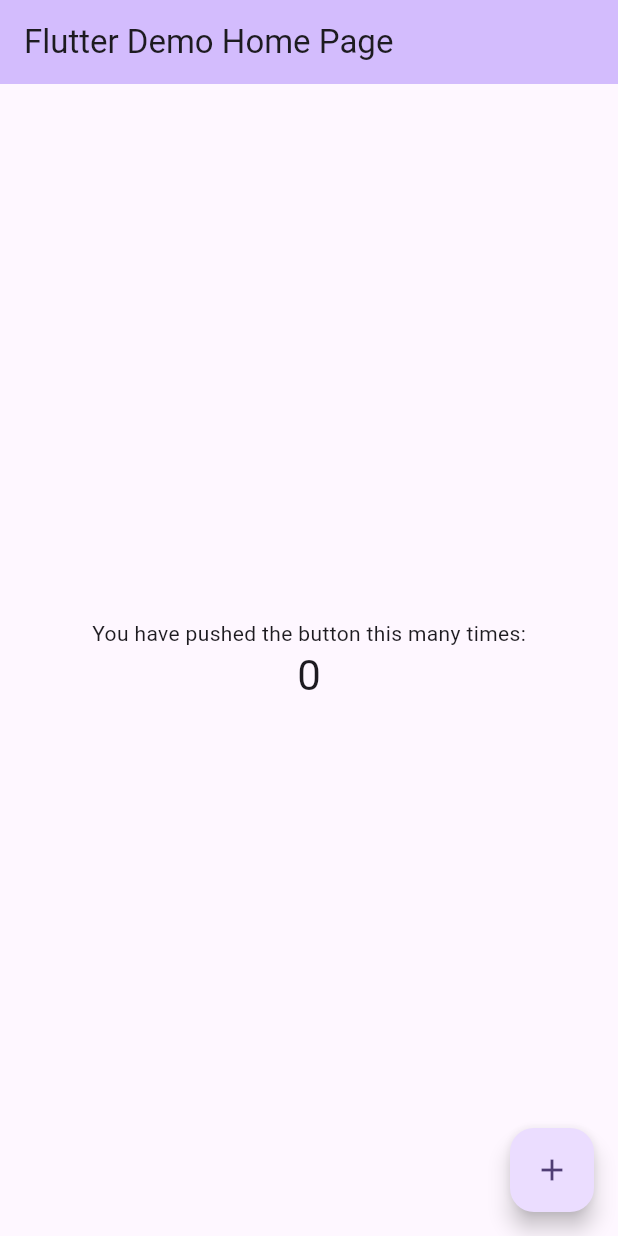
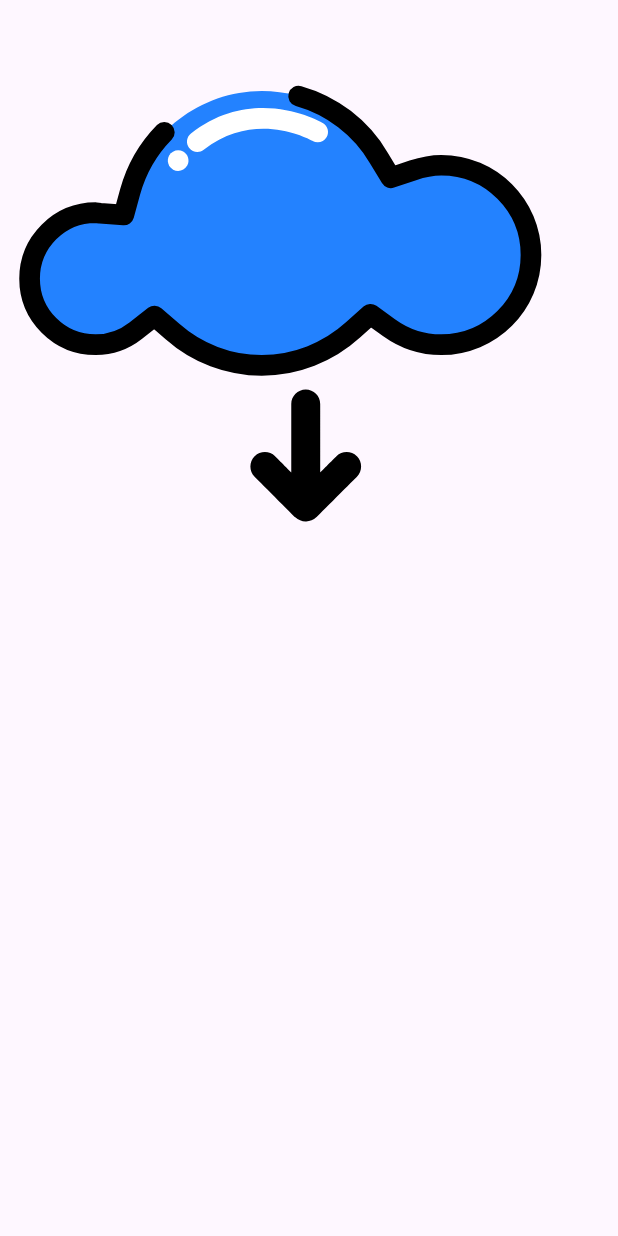
Before and after one commit to Ridley7/HyHFlutter, a Flutter app: the screen it shows after launch, on a phone screen of 412 x 824 dp. Run offline on Flutter 3.47's test engine with Material 2 defaults, Android fonts, the phone set to English and light mode, and no system bars; our stand-ins replace lottie.

Commit message:
Animacion en Lottie añadida a Splash Screen

```diff
--- a/lib/main.dart
+++ b/lib/main.dart
@@ -1,4 +1,5 @@
 import 'package:flutter/material.dart';
+import 'package:hiberus_university/pages/SplashScreen.dart';
 
 void main() {
   runApp(const MyApp());
@@ -11,115 +12,12 @@ class MyApp extends StatelessWidget {
   @override
   Widget build(BuildContext context) {
     return MaterialApp(
-      title: 'Flutter Demo',
+      title: 'Hiberus University',
       theme: ThemeData(
-        // This is the theme of your application.
-        //
-        // TRY THIS: Try running your application with "flutter run". You'll see
-        // the application has a blue toolbar. Then, without quitting the app,
-        // try changing the seedColor in the colorScheme below to Colors.green
-        // and then invoke "hot reload" (save your changes or press the "hot
-        // reload" button in a Flutter-supported IDE, or press "r" if you used
-        // the command line to start the app).
-        //
-        // Notice that the counter didn't reset back to zero; the application
-        // state is not lost during the reload. To reset the state, use hot
-        // restart instead.
-        //
-        // This works for code too, not just values: Most code changes can be
-        // tested with just a hot reload.
         colorScheme: ColorScheme.fromSeed(seedColor: Colors.deepPurple),
         useMaterial3: true,
       ),
-      home: const MyHomePage(title: 'Flutter Demo Home Page'),
+      home: SplashScreen()
     );
   }
 }
-
-class MyHomePage extends StatefulWidget {
-  const MyHomePage({super.key, required this.title});
-
-  // This widget is the home page of your application. It is stateful, meaning
-  // that it has a State object (defined below) that contains fields that affect
-  // how it looks.
-
-  // This class is the configuration for the state. It holds the values (in this
-  // case the title) provided by the parent (in this case the App widget) and
-  // used by the build method of the State. Fields in a Widget subclass are
-  // always marked "final".
-
-  final String title;
-
-  @override
-  State<MyHomePage> createState() => _MyHomePageState();
-}
-
-class _MyHomePageState extends State<MyHomePage> {
-  int _counter = 0;
-
-  void _incrementCounter() {
-    setState(() {
-      // This call to setState tells the Flutter framework that something has
-      // changed in this State, which causes it to rerun the build method below
-      // so that the display can reflect the updated values. If we changed
-      // _counter without calling setState(), then the build method would not be
-      // called again, and so nothing would appear to happen.
-      _counter++;
-    });
-  }
-
-  @override
-  Widget build(BuildContext context) {
-    // This method is rerun every time setState is called, for instance as done
-    // by the _incrementCounter method above.
-    //
-    // The Flutter framework has been optimized to make rerunning build methods
-    // fast, so that you can just rebuild anything that needs updating rather
-    // than having to individually change instances of widgets.
-    return Scaffold(
-      appBar: AppBar(
-        // TRY THIS: Try changing the color here to a specific color (to
-        // Colors.amber, perhaps?) and trigger a hot reload to see the AppBar
-        // change color while the other colors stay the same.
-        backgroundColor: Theme.of(context).colorScheme.inversePrimary,
-        // Here we take the value from the MyHomePage object that was created by
-        // the App.build method, and use it to set our appbar title.
-        title: Text(widget.title),
-      ),
-      body: Center(
-        // Center is a layout widget. It takes a single child and positions it
-        // in the middle of the parent.
-        child: Column(
-          // Column is also a layout widget. It takes a list of children and
-          // arranges them vertically. By default, it sizes itself to fit its
-          // children horizontally, and tries to be as tall as its parent.
-          //
-          // Column has various properties to control how it sizes itself and
-          // how it positions its children. Here we use mainAxisAlignment to
-          // center the children vertically; the main axis here is the vertical
-          // axis because Columns are vertical (the cross axis would be
-          // horizontal).
-          //
-          // TRY THIS: Invoke "debug painting" (choose the "Toggle Debug Paint"
-          // action in the IDE, or press "p" in the console), to see the
-          // wireframe for each widget.
-          mainAxisAlignment: MainAxisAlignment.center,
-          children: <Widget>[
-            const Text(
-              'You have pushed the button this many times:',
-            ),
-            Text(
-              '$_counter',
-              style: Theme.of(context).textTheme.headlineMedium,
-            ),
-          ],
-        ),
-      ),
-      floatingActionButton: FloatingActionButton(
-        onPressed: _incrementCounter,
-        tooltip: 'Increment',
-        child: const Icon(Icons.add),
-      ), // This trailing comma makes auto-formatting nicer for build methods.
-    );
-  }
-}
--- /dev/null
+++ b/lib/pages/SplashScreen.dart
@@ -0,0 +1,19 @@
+
+import 'package:flutter/material.dart';
+import 'package:lottie/lottie.dart';
+
+class SplashScreen extends StatelessWidget {
+  const SplashScreen({Key? key}) : super(key: key);
+
+  @override
+  Widget build(BuildContext context) {
+    return Scaffold(
+      body: SafeArea(
+          child:  Container(
+            padding: const EdgeInsets.all(10),
+            child: Lottie.asset('assets/animations/cloud.json')
+          )
+      ),
+    );
+  }
+}
--- a/pubspec.yaml
+++ b/pubspec.yaml
@@ -35,6 +35,7 @@ dependencies:
   # The following adds the Cupertino Icons font to your application.
   # Use with the CupertinoIcons class for iOS style icons.
   cupertino_icons: ^1.0.2
+  lottie: ^2.7.0
 
 dev_dependencies:
   flutter_test:
@@ -46,6 +47,7 @@ dev_dependencies:
   # package. See that file for information about deactivating specific lint
   # rules and activating additional ones.
   flutter_lints: ^2.0.0
+
 
 # For information on the generic Dart part of this file, see the
 # following page: https://dart.dev/tools/pub/pubspec
@@ -59,7 +61,8 @@ flutter:
   uses-material-design: true
 
   # To add assets to your application, add an assets section, like this:
-  # assets:
+  assets:
+    - assets/animations/
   #   - images/a_dot_burr.jpeg
   #   - images/a_dot_ham.jpeg
 
```
Also changed, not shown: assets/animations/cloud.json (added, +1 -0 lines), 1 other file.
